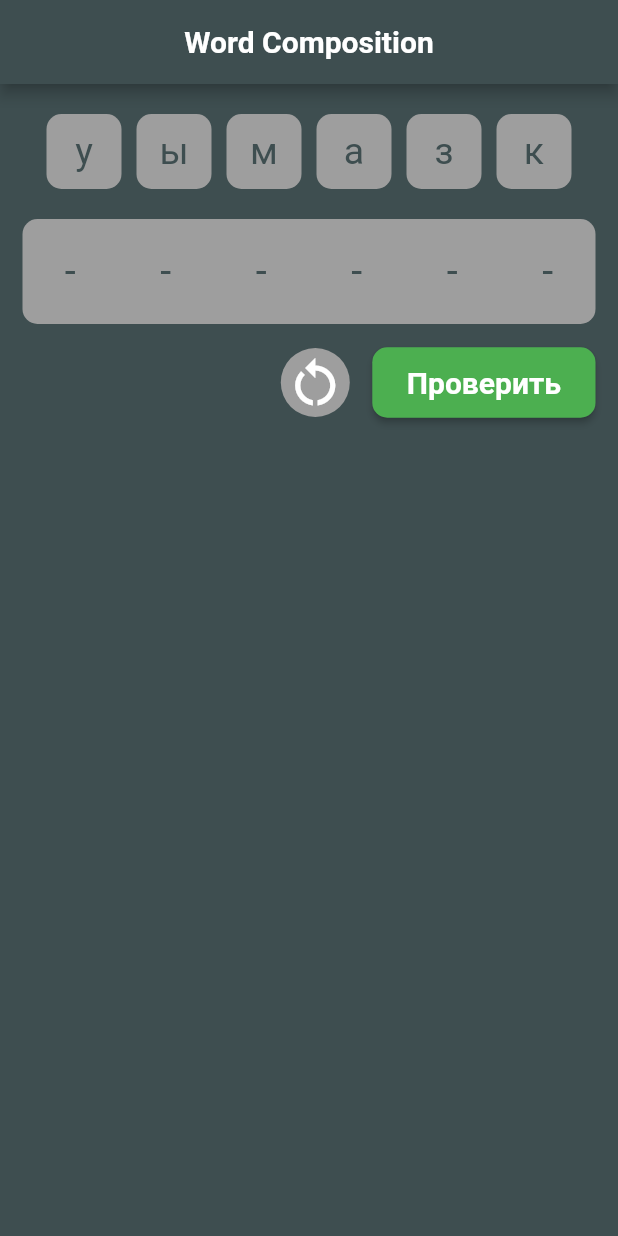
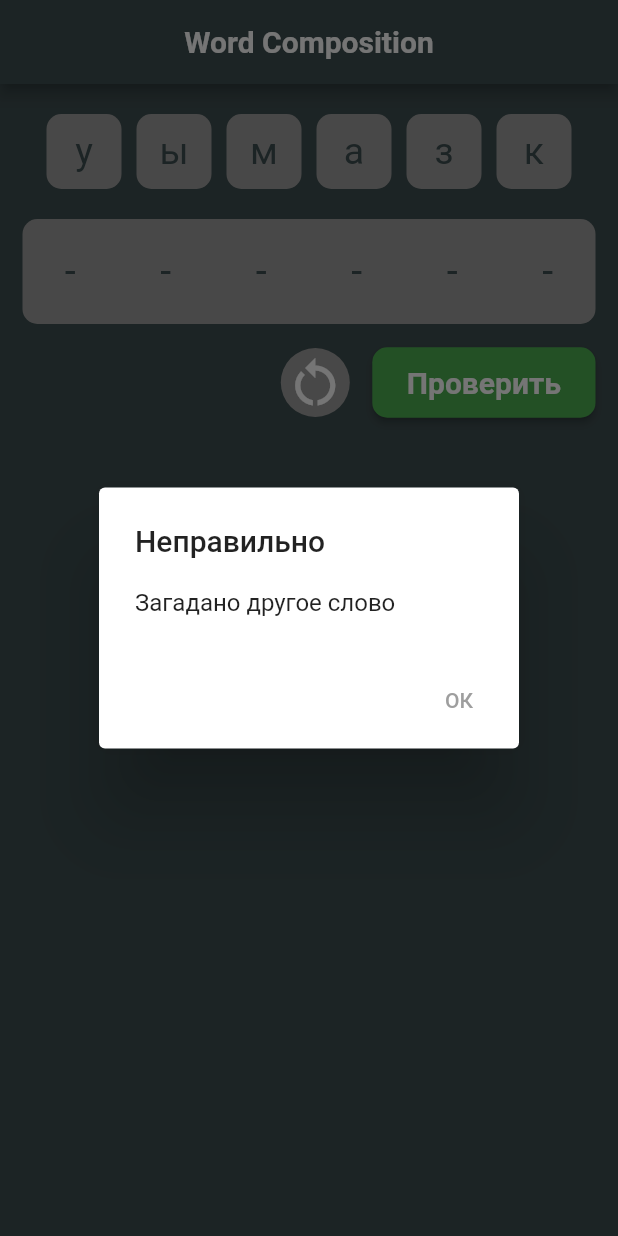
Before and after one commit to Nataliiabul/word-composition, a Flutter app: the screen it shows after launch, after a tap on "Проверить", on a phone screen of 412 x 824 dp. Run offline on Flutter 3.47's test engine with Material 2 defaults, Android fonts, the phone set to English and light mode, and no system bars.

```diff
--- a/lib/screens/game.dart
+++ b/lib/screens/game.dart
@@ -31,6 +31,34 @@ class _GameScreenState extends State<GameScreen> {
     super.initState();
     initGame();
   }
+
+  // dialog
+  Future<void> _showDialog(bool isCorrect) async {
+  return showDialog<void>(
+    context: context,
+    barrierDismissible: false,
+    builder: (BuildContext context) {
+      return AlertDialog(
+        title: isCorrect ? Text('Правильно') : Text('Неправильно'),
+        content: SingleChildScrollView(
+          child: ListBody(
+            children:[
+              isCorrect ? Text('Вы отгадали слово!') : Text('Загадано другое слово') ,
+            ],
+          ),
+        ),
+        actions: <Widget>[
+          TextButton(
+            child: const Text('ОК'),
+            onPressed: () {
+              Navigator.of(context).pop();
+            },
+          ),
+        ],
+      );
+    },
+  );
+}
 
   @override
   Widget build(BuildContext context) {
@@ -219,11 +247,7 @@ class _GameScreenState extends State<GameScreen> {
                   // check
                   ElevatedButton(
                     onPressed: () {
-                      if (wordsData.checkCorrectAnswer()) {
-                        print('true');
-                      } else {
-                        print(false);
-                      }
+                      _showDialog(wordsData.checkCorrectAnswer());
                     },
                     style: ElevatedButton.styleFrom(
                       backgroundColor: Colors.green,
```
